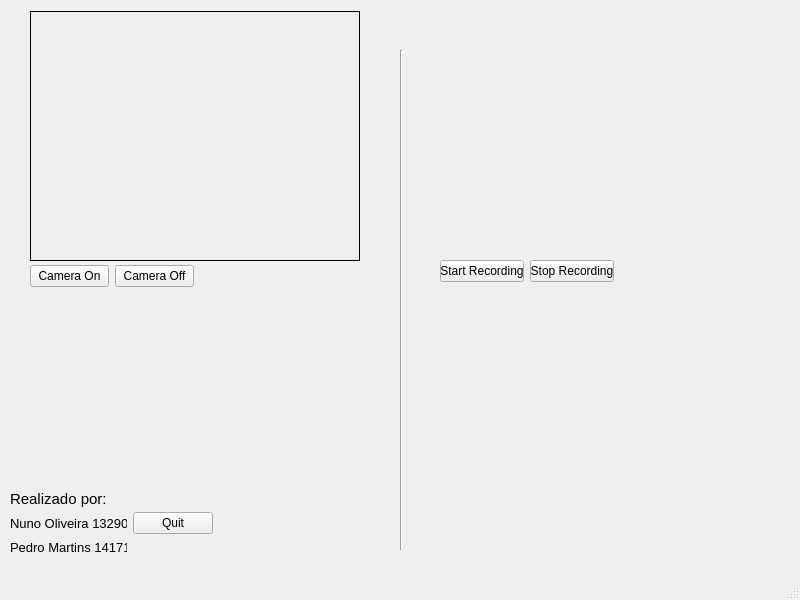
Before: the Qt Designer form mainWindow.ui in noliveira9822/MEEC_1920_LI2_G4, drawn with Qt 5.
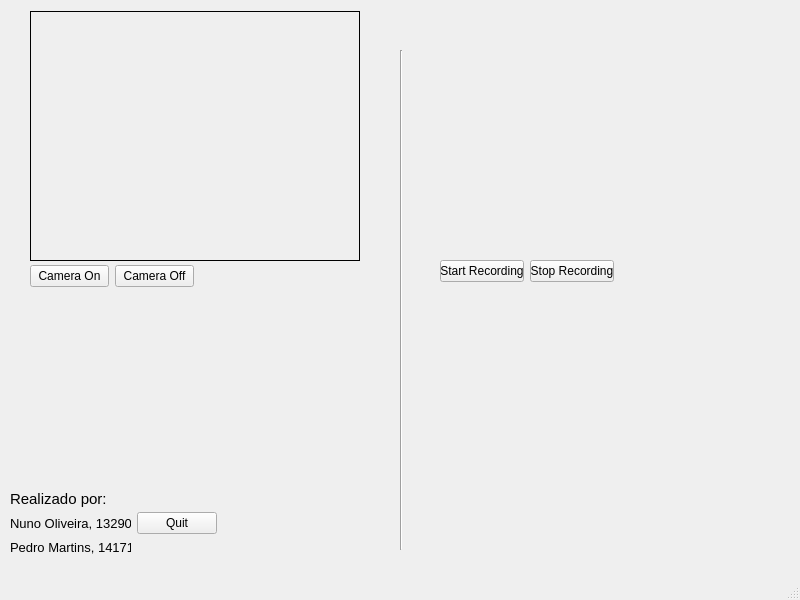
After: the same form once the commit is applied. Custom widgets are drawn as their Qt base class.

The edit to the form file:
```diff
--- a/mainWindow.ui
+++ b/mainWindow.ui
@@ -217,7 +217,7 @@
      <rect>
       <x>10</x>
       <y>490</y>
-      <width>203</width>
+      <width>207</width>
       <height>66</height>
      </rect>
     </property>
@@ -250,7 +250,7 @@
           </font>
          </property>
          <property name="text">
-          <string>Nuno Oliveira 13290</string>
+          <string>Nuno Oliveira, 13290</string>
          </property>
         </widget>
        </item>
@@ -262,7 +262,7 @@
           </font>
          </property>
          <property name="text">
-          <string>Pedro Martins 14171</string>
+          <string>Pedro Martins, 14171</string>
          </property>
         </widget>
        </item>
@@ -281,15 +281,15 @@
     <property name="geometry">
      <rect>
       <x>440</x>
-      <y>35</y>
+      <y>10</y>
       <width>330</width>
-      <height>200</height>
+      <height>250</height>
      </rect>
     </property>
     <property name="minimumSize">
      <size>
       <width>330</width>
-      <height>200</height>
+      <height>250</height>
      </size>
     </property>
    </widget>
```
